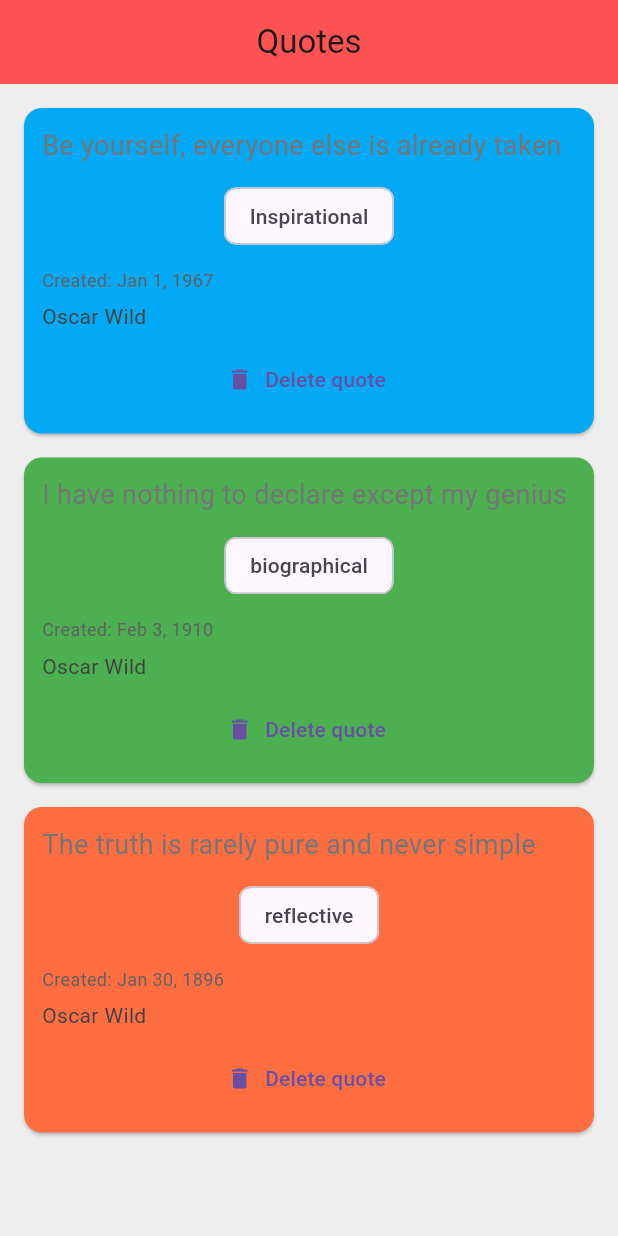
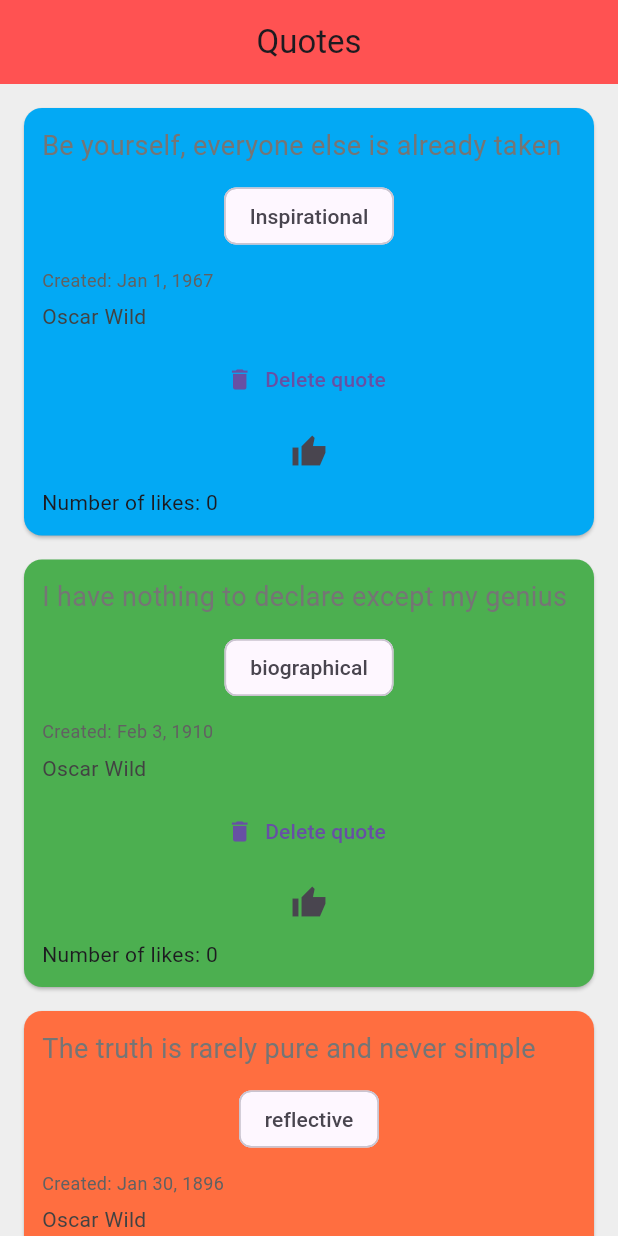
Before and after one commit to JBoT21/jtb_quote_app, a Flutter app: the screen it shows after launch, on a phone screen of 412 x 824 dp. Run offline on Flutter 3.47's test engine with Material 3 defaults, Android fonts, the phone set to English and light mode, and no system bars.

Commit message:
Implemented "likes" for quotes

```diff
--- a/lib/main.dart
+++ b/lib/main.dart
@@ -42,7 +42,12 @@ class _quoteListState extends State<quoteList> {
             setState(() {
               quotes.remove(quote);
             });
-          }
+          },
+          like: (){
+            setState(() {
+              quote.likes++;
+            });
+        }
         )).toList(),
       )
     );
--- a/lib/quote_card.dart
+++ b/lib/quote_card.dart
@@ -5,9 +5,10 @@ import 'quote.dart';
 class QuoteCard extends StatelessWidget {
   final Quote quote;
   final VoidCallback delete;
+  final VoidCallback like;
 
 
-  QuoteCard({required this.quote, required this.delete,});
+  QuoteCard({required this.quote, required this.delete, required this.like});
 
   Color getColorFromCat() {
     switch (quote.category.toLowerCase()) {
@@ -66,7 +67,10 @@ class QuoteCard extends StatelessWidget {
               onPressed: delete,
               label: Text("Delete quote"),
               icon: Icon(Icons.delete),
-            )
+            ),
+            IconButton(onPressed: like, icon: Icon(Icons.thumb_up_sharp)
+            ),
+            Text('Number of likes: ${quote.likes}'),
           ],
         ),
       ),
```
